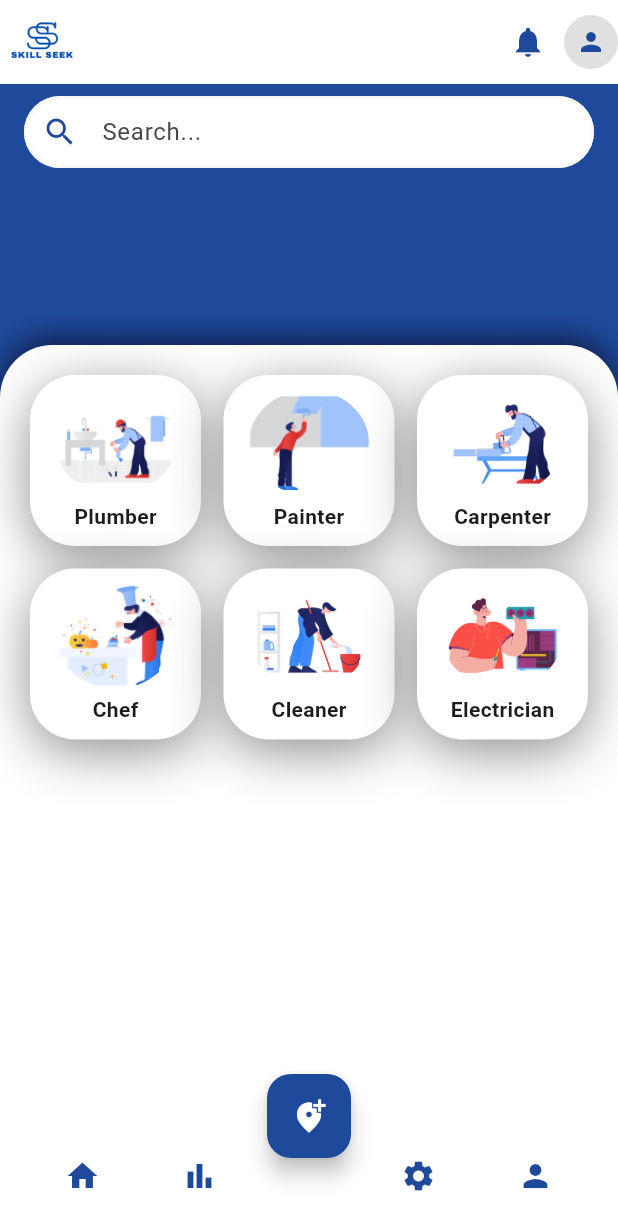
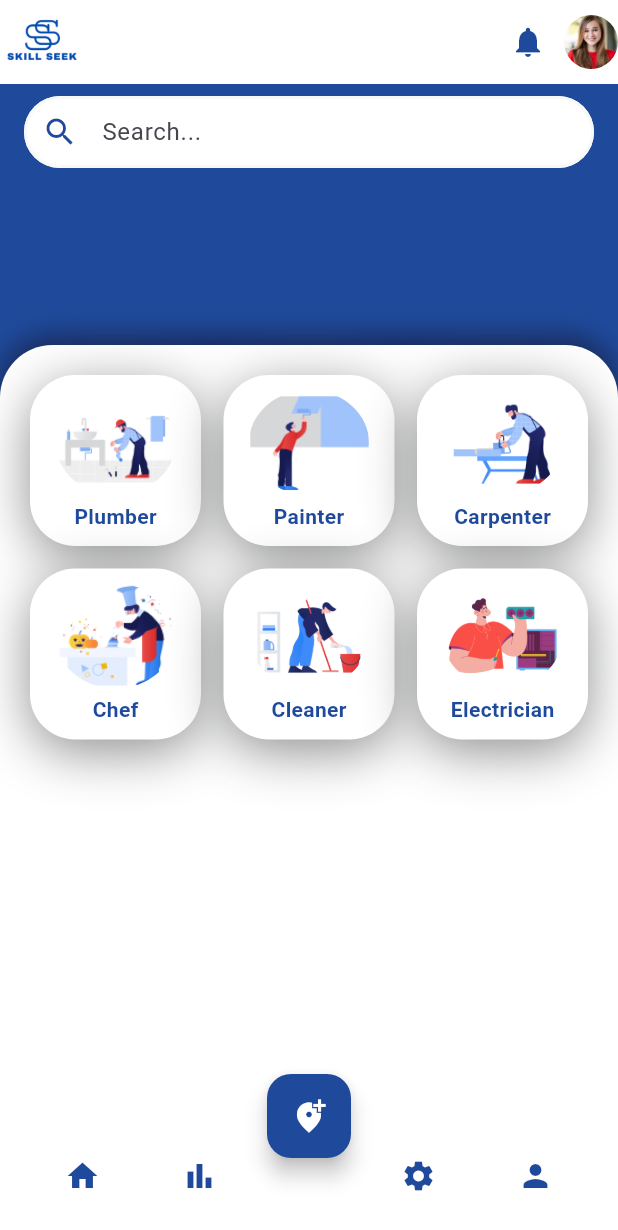
Before and after one commit to priyanka749/skillseek, a Flutter app: the DashboardView screen opened directly, on a phone screen of 412 x 824 dp. Shown: the top 1230 px of the screen. Run offline on Flutter 3.47's test engine with Material 3 defaults, Android fonts, the light colour scheme and no system bars.

Commit message:
dashboard

```diff
--- a/lib/view/dashboard_view.dart
+++ b/lib/view/dashboard_view.dart
@@ -8,12 +8,12 @@ class DashboardView extends StatelessWidget {
     const Color primaryColor = Color(0xFF1F4A9B); // Blue color
 
     return Scaffold(
-      backgroundColor: const Color(0xFF1F4A9B), // Changed to black background
+      backgroundColor: const Color(0xFF1F4A9B),
       appBar: AppBar(
         backgroundColor: Colors.white,
         elevation: 0,
         leading: Padding(
-          padding: const EdgeInsets.all(4.0),
+          padding: const EdgeInsets.all(1.0),
           child: Image.asset(
             'assets/images/skillseeklogo.png',
             fit: BoxFit.contain,
@@ -24,20 +24,13 @@ class DashboardView extends StatelessWidget {
         centerTitle: true,
         actions: [
           IconButton(
-            icon: const Icon(
-              Icons.notifications,
-              color: primaryColor,
-            ),
+            icon: const Icon(Icons.notifications, color: primaryColor),
             onPressed: () {},
           ),
-          CircleAvatar(
-            backgroundColor: Colors.grey[300],
+              const CircleAvatar(
              radius: 18,
-            child: const Icon(
-              Icons.person,
-              color: primaryColor,
-              size: 20,
-            ),
+              backgroundImage: AssetImage('assets/images/person.png'),
+            backgroundColor: Colors.transparent,
              )
         ],
       ),
@@ -76,7 +69,7 @@ class DashboardView extends StatelessWidget {
                 borderRadius: BorderRadius.vertical(top: Radius.circular(35)),
                 boxShadow: [
                   BoxShadow(
-                    color: Color.fromARGB(255, 13, 29, 77),
+                    color: Color.fromARGB(255, 22, 38, 86),
                     blurRadius: 15.0,
                     offset: Offset(0, -5),
                   ),
@@ -117,29 +110,41 @@ class DashboardView extends StatelessWidget {
         ),
       ),
       floatingActionButtonLocation: FloatingActionButtonLocation.centerDocked,
-      bottomNavigationBar: BottomAppBar(
-        color: Color.fromARGB(255, 255, 255, 255), // Changed BottomAppBar color to black
+      bottomNavigationBar: Container(
+        decoration: const BoxDecoration(
+          color: Color.fromARGB(255, 255, 255, 255),
+          boxShadow: [
+            BoxShadow(
+              color: Color.fromARGB(255, 255, 255, 255),
+              blurRadius: 20,
+              offset: Offset(0, -5),
+            ),
+          ],
+        ),
+        child: BottomAppBar(
+          color: Colors.transparent,
           child: Row(
             mainAxisAlignment: MainAxisAlignment.spaceAround,
             children: [
               IconButton(
-              icon: const Icon(Icons.home, color: primaryColor),
+                icon: const Icon(Icons.home, color: Color(0xFF1F4A9B)),
                 onPressed: () {},
               ),
               IconButton(
-              icon: const Icon(Icons.bar_chart, color: primaryColor),
+                icon: const Icon(Icons.bar_chart, color: Color(0xFF1F4A9B)),
                 onPressed: () {},
               ),
               const SizedBox(width: 38),
               IconButton(
-              icon: const Icon(Icons.settings, color: primaryColor),
+                icon: const Icon(Icons.settings, color: Color(0xFF1F4A9B)),
                 onPressed: () {},
               ),
               IconButton(
-              icon: const Icon(Icons.person, color: primaryColor),
+                icon: const Icon(Icons.person, color: Color(0xFF1F4A9B)),
                 onPressed: () {},
               ),
             ],
+          ),
         ),
       ),
     );
@@ -178,7 +183,7 @@ class DashboardView extends StatelessWidget {
           Text(
             title,
             style: const TextStyle(
-               // Blue text for better readability
+              color: Color(0xFF1F4A9B), // Black text for better readability
               fontWeight: FontWeight.bold,
             ),
           ),
```
Also changed, not shown: assets/images/person.png (added). Lines whose indentation alone changed are shown as unchanged.
